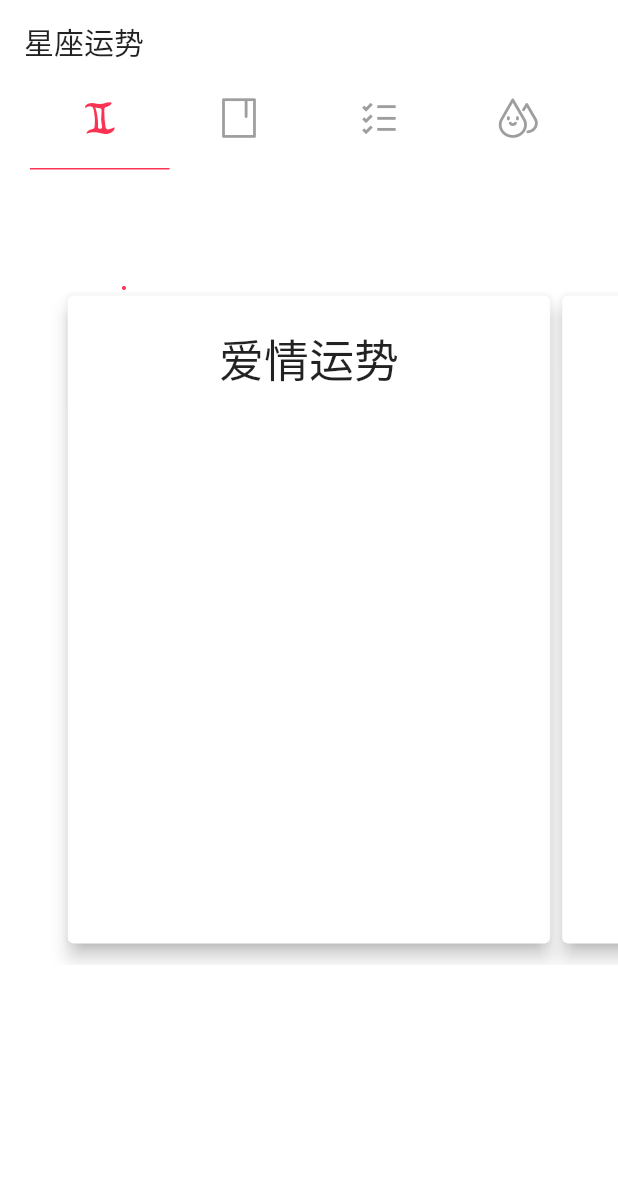
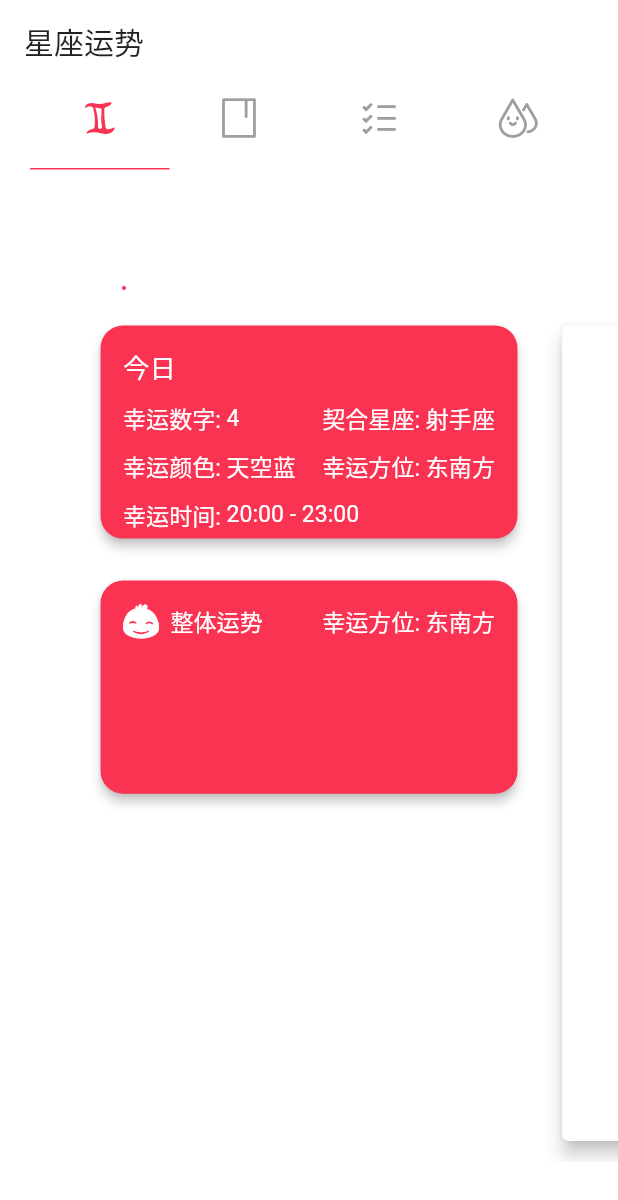
Before and after one commit to wanglu1209/OurNote, a Flutter app: the MainRoute screen opened directly, on a phone screen of 412 x 824 dp. Shown: the top 1200 px of the screen. Run offline on Flutter 3.47's test engine with Material 2 defaults, Android fonts, the phone set to English and light mode, and no system bars; our stand-ins replace dio, flutter_screenutil, flutter_spinkit, fluttertoast; generated files the repository leaves out were written again.

Commit message:
星座页设计基本成型

```diff
--- a/our_note/lib/common/MyIcons.dart
+++ b/our_note/lib/common/MyIcons.dart
@@ -16,7 +16,16 @@ class MyIcons {
   // 姨妈
   static const IconData menses =
       const IconData(0xe636, fontFamily: 'Iconfont', matchTextDirection: true);
+
   // 姨妈
   static const IconData dot =
       const IconData(0xe6bf, fontFamily: 'Iconfont', matchTextDirection: true);
+
+  // 笑脸
+  static const IconData smile =
+      const IconData(0xe687, fontFamily: 'Iconfont', matchTextDirection: true);
+
+  // 心
+  static const IconData heart =
+      const IconData(0xe644, fontFamily: 'Iconfont', matchTextDirection: true);
 }
--- a/our_note/lib/ui/ConstellationPage.dart
+++ b/our_note/lib/ui/Constellation/ConstellationPage.dart
@@ -1,8 +1,10 @@
 import 'package:dio/dio.dart';
 import 'package:flutter/material.dart';
+import 'package:flutter_screenutil/flutter_screenutil.dart';
 import 'package:our_note/common/DioFactory.dart';
 import 'package:our_note/custom_view/Bubbles.dart';
 import 'package:our_note/models/Constellation.dart';
+import 'package:our_note/ui/Constellation/TodayConstellationPage.dart';
 
 class ConstellationPage extends StatefulWidget {
   @override
@@ -37,29 +39,14 @@ class _ConstellationPageState extends State<ConstellationPage>
           Bubbles(),
           Container(
               alignment: Alignment.topCenter,
-              margin: EdgeInsets.only(top: 80.0),
+              margin: EdgeInsets.only(top: 100.0),
               child: Container(
-                height: 450,
+                margin: EdgeInsets.only(bottom: ScreenUtil().setHeight(80)),
                 color: Colors.transparent,
                 child: PageView(
                   controller: _controller,
                   children: <Widget>[
-                    Container(
-                      padding: EdgeInsets.only(bottom: 10.0),
-                      child: Card(
-                          elevation: 5.0,
-                          child: Column(
-                            children: <Widget>[
-                              Padding(
-                                padding: EdgeInsets.symmetric(vertical: 20.0),
-                                child: Text(
-                                  '爱情运势',
-                                  style: TextStyle(fontSize: 30.0),
-                                ),
-                              )
-                            ],
-                          )),
-                    ),
+                    TodayConstellationPage(),
                     Container(
                       padding: EdgeInsets.only(bottom: 10.0),
                       child: Card(
--- /dev/null
+++ b/our_note/lib/ui/Constellation/TodayConstellationPage.dart
@@ -0,0 +1,166 @@
+import 'package:flutter/material.dart';
+import 'package:flutter_screenutil/flutter_screenutil.dart';
+import 'package:our_note/common/MyIcons.dart';
+
+class TodayConstellationPage extends StatefulWidget {
+  @override
+  _TodayConstellationPageState createState() => _TodayConstellationPageState();
+}
+
+class _TodayConstellationPageState extends State<TodayConstellationPage> {
+  @override
+  Widget build(BuildContext context) {
+    return Container(
+      padding: EdgeInsets.only(bottom: 10.0),
+      child: Column(children: <Widget>[
+        Card(
+            color: Theme.of(context).primaryColor,
+            shape: RoundedRectangleBorder(
+                borderRadius: BorderRadius.circular(15.0)),
+            elevation: 3.0,
+            child: Container(
+                padding: EdgeInsets.all(15),
+                height: ScreenUtil.instance.setHeight(230),
+                width: ScreenUtil.instance.setHeight(450),
+                child: DefaultTextStyle(
+                  textAlign: TextAlign.start,
+                  style: TextStyle(
+                      fontSize: ScreenUtil.instance.setSp(28),
+                      color: Colors.white),
+                  child: Column(
+                    crossAxisAlignment: CrossAxisAlignment.start,
+                    children: <Widget>[
+                      Text(
+                        '今日',
+                        style: TextStyle(
+                            fontSize: ScreenUtil.instance.setSp(32),
+                            color: Colors.white),
+                      ),
+                      Container(
+                        margin: EdgeInsets.only(
+                            top: ScreenUtil.instance.setHeight(15)),
+                        child: Flex(
+                          direction: Axis.horizontal,
+                          children: <Widget>[
+                            Expanded(
+                                child: Row(
+                              children: <Widget>[
+                                Text(
+                                  '幸运数字: ',
+                                ),
+                                Text('4')
+                              ],
+                            )),
+                            Expanded(
+                                child: Row(
+                              mainAxisAlignment: MainAxisAlignment.end,
+                              children: <Widget>[
+                                Text(
+                                  '契合星座: ',
+                                ),
+                                Text('射手座')
+                              ],
+                            )),
+                          ],
+                        ),
+                      ),
+                      Container(
+                        margin: EdgeInsets.only(
+                            top: ScreenUtil.instance.setHeight(15)),
+                        child: Flex(
+                          direction: Axis.horizontal,
+                          children: <Widget>[
+                            Expanded(
+                                child: Row(
+                              children: <Widget>[
+                                Text(
+                                  '幸运颜色: ',
+                                ),
+                                Text('天空蓝')
+                              ],
+                            )),
+                            Expanded(
+                                child: Row(
+                              mainAxisAlignment: MainAxisAlignment.end,
+                              children: <Widget>[
+                                Text(
+                                  '幸运方位: ',
+                                ),
+                                Text('东南方')
+                              ],
+                            )),
+                          ],
+                        ),
+                      ),
+                      Container(
+                        margin: EdgeInsets.only(
+                            top: ScreenUtil.instance.setHeight(15)),
+                        child: Flex(
+                          direction: Axis.horizontal,
+                          children: <Widget>[
+                            Row(
+                              children: <Widget>[
+                                Text(
+                                  '幸运时间: ',
+                                ),
+                                Text('20:00 - 23:00')
+                              ],
+                            )
+                          ],
+                        ),
+                      )
+                    ],
+                  ),
+                ))),
+        Container(
+          margin: EdgeInsets.only(top: 20),
+          child: Card(
+              color: Theme.of(context).primaryColor,
+              shape: RoundedRectangleBorder(
+                  borderRadius: BorderRadius.circular(15.0)),
+              elevation: 3.0,
+              child: Container(
+                  padding: EdgeInsets.all(15),
+                  height: ScreenUtil.instance.setHeight(230),
+                  width: ScreenUtil.instance.setHeight(450),
+                  child: DefaultTextStyle(
+                    textAlign: TextAlign.start,
+                    style: TextStyle(
+                        fontSize: ScreenUtil.instance.setSp(28),
+                        color: Colors.white),
+                    child: Column(
+                      crossAxisAlignment: CrossAxisAlignment.start,
+                      children: <Widget>[
+                        Flex(
+                          direction: Axis.horizontal,
+                          children: <Widget>[
+                            Expanded(
+                                child: Row(
+                              children: <Widget>[
+                                Icon(
+                                  MyIcons.smile,
+                                  color: Colors.white,
+                                ),
+                                Text('  整体运势')
+                              ],
+                            )),
+                            Expanded(
+                                child: Row(
+                              mainAxisAlignment: MainAxisAlignment.end,
+                              children: <Widget>[
+                                Text(
+                                  '幸运方位: ',
+                                ),
+                                Text('东南方')
+                              ],
+                            )),
+                          ],
+                        ),
+                      ],
+                    ),
+                  ))),
+        )
+      ]),
+    );
+  }
+}
--- a/our_note/lib/ui/ConstellationItemPage.dart
+++ /dev/null
@@ -1,30 +0,0 @@
-import 'package:flutter/material.dart';
-import 'package:our_note/custom_view/GradientInstrumentPanel.dart';
-
-class ConstellationItemPage extends StatefulWidget {
-  final String title;
-  final double progress;
-
-  ConstellationItemPage({@required this.title, @required this.progress});
-
-  @override
-  _ConstellationItemPageState createState() => _ConstellationItemPageState();
-}
-
-class _ConstellationItemPageState extends State<ConstellationItemPage> {
-  @override
-  Widget build(BuildContext context) {
-    return Column(
-      mainAxisSize: MainAxisSize.min,
-      children: <Widget>[
-        Padding(
-          padding: EdgeInsets.only(bottom: 40.0),
-          child: Text(
-            widget.title,
-            style: TextStyle(fontSize: 28.0),
-          ),
-        ),
-      ],
-    );
-  }
-}
--- a/our_note/lib/ui/LoginRoute.dart
+++ b/our_note/lib/ui/LoginRoute.dart
@@ -1,7 +1,8 @@
 import 'package:flutter/cupertino.dart';
 import 'package:flutter/material.dart';
+import 'package:flutter_screenutil/flutter_screenutil.dart';
+import 'package:our_note/common/HeroTags.dart';
 import 'package:our_note/custom_view/Loading.dart';
-import 'package:our_note/common/HeroTags.dart';
 import 'package:our_note/ui/MainRoute.dart';
 import 'package:our_note/utils/ToastUtil.dart';
 
@@ -28,6 +29,7 @@ class _LoginRouteState extends State<LoginRoute> {
 
   @override
   Widget build(BuildContext context) {
+    ScreenUtil.instance = ScreenUtil(width: 750, height: 1334)..init(context);
     return Scaffold(
         // 解决弹出键盘报px溢出问题
         resizeToAvoidBottomPadding: false,
--- a/our_note/lib/ui/MainRoute.dart
+++ b/our_note/lib/ui/MainRoute.dart
@@ -1,6 +1,6 @@
 import 'package:flutter/material.dart';
 import 'package:our_note/common/MyIcons.dart';
-import 'package:our_note/ui/ConstellationPage.dart';
+import 'package:our_note/ui/Constellation/ConstellationPage.dart';
 
 class MainRoute extends StatefulWidget {
   final List<Tab> tabs = <Tab>[
--- a/our_note/pubspec.yaml
+++ b/our_note/pubspec.yaml
@@ -24,6 +24,7 @@ dependencies:
   fluttertoast: ^2.2.1
   json_annotation: ^2.0.0
   flutter_rating: ^0.0.2
+  flutter_screenutil: ^0.4.2
 
 
 dev_dependencies:
```
Also changed, not shown: our_note/assets/font/iconfont.ttf.
